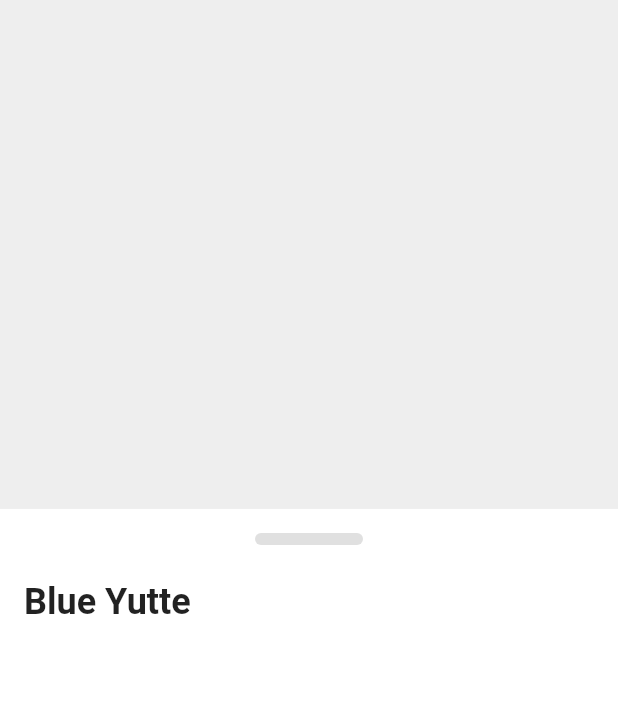
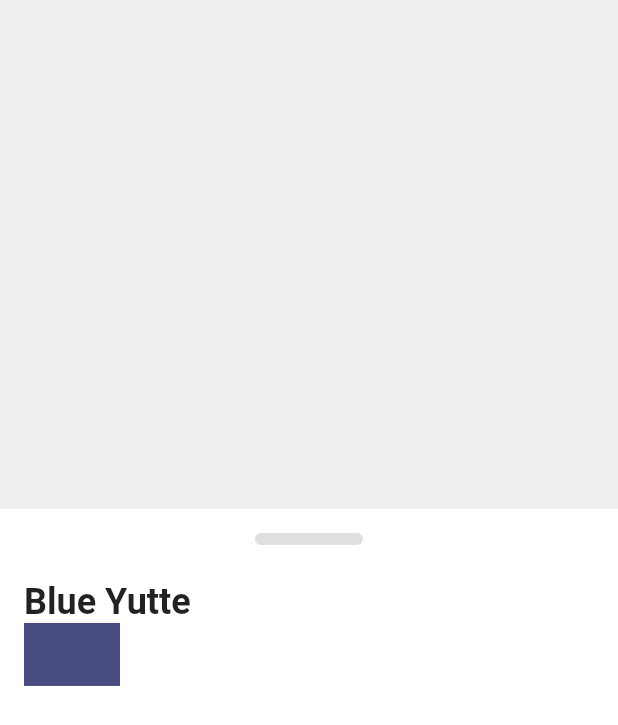
Before and after one commit to JAICHANGPARK/flutter_notebook_11th_story, a Flutter app: the FurnitureDetailPage screen opened directly, on a phone screen of 412 x 824 dp. Shown: the top 725 px of the screen. Run offline on Flutter 3.47's test engine with Material 2 defaults, Android fonts, the phone set to English and light mode, and no system bars; our stand-ins replace backdrop, badges, flutter_inner_drawer, flutter_slidable, flutter_swiper, google_fonts; network calls fail.

Commit message:
Update detail_page.dart

```diff
--- a/lib/ep735_furniture_app/ui/detail_page.dart
+++ b/lib/ep735_furniture_app/ui/detail_page.dart
@@ -6,6 +6,7 @@ class FurnitureDetailPage extends StatefulWidget {
 }
 
 class _FurnitureDetailPageState extends State<FurnitureDetailPage> {
+  Color mainColor = Color(0xff484c7F); // 72 76 127  48 4c 7F
   @override
   Widget build(BuildContext context) {
     return Scaffold(
@@ -44,6 +45,17 @@ class _FurnitureDetailPageState extends State<FurnitureDetailPage> {
                       fontWeight: FontWeight.bold,
                     ),
                   ),
+                  Row(
+                    children: [
+                      Container(
+                        height: 42,
+                        width: 64,
+                        decoration: BoxDecoration(
+                          color: mainColor,
+                        ),
+                      )
+                    ],
+                  )
                 ],
               ),
             ),
```
